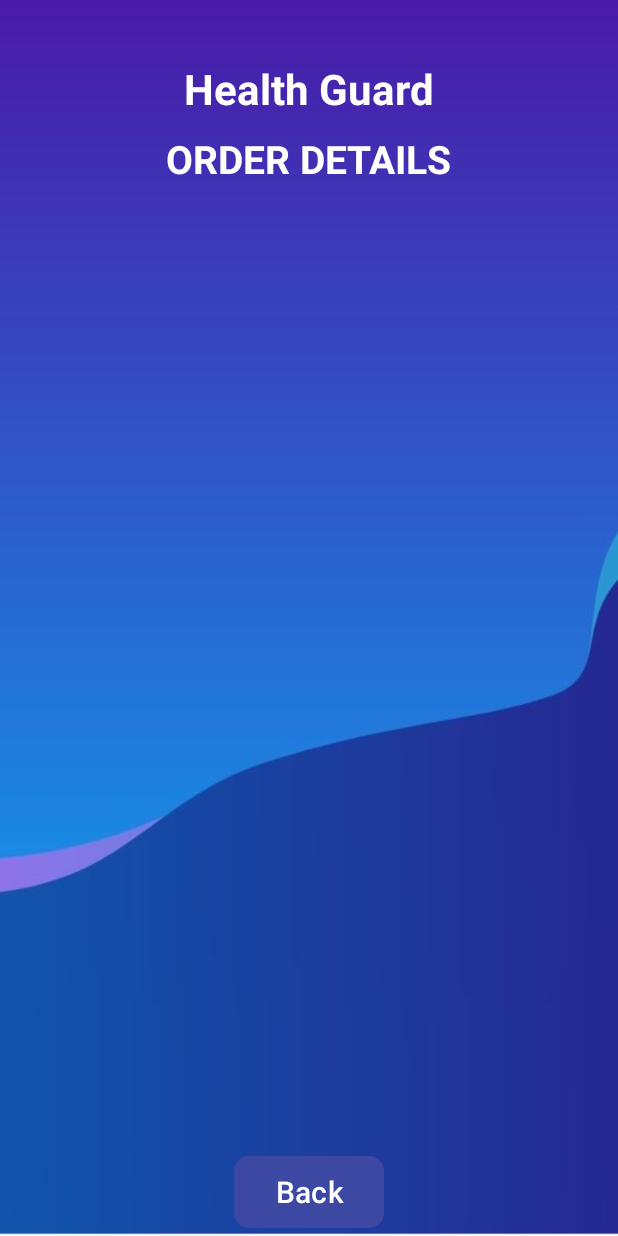
After one commit to LatifulBariPappu/Health_Guard_finalYearProject, an Android app: the OrderDetailsActivity screen opened directly, with no data from a screen before it, on a phone screen of 412 x 824 dp. The commit adds this screen. Run offline under Robolectric (Android 15) with nearby library versions, the phone set to English and light mode, and no system bars.

Commit message:
get order details

```diff
--- a/app/src/main/AndroidManifest.xml
+++ b/app/src/main/AndroidManifest.xml
@@ -15,6 +15,9 @@
         android:supportsRtl="true"
         android:theme="@style/Theme.HealthGuard"
         tools:targetApi="31">
+        <activity
+            android:name=".activity.OrderDetailsActivity"
+            android:exported="false" />
         <activity
             android:name=".activity.LabTestBookActivity"
             android:exported="false" />
--- a/app/src/main/java/com/example/healthguard/activity/CartLabActivity.java
+++ b/app/src/main/java/com/example/healthguard/activity/CartLabActivity.java
@@ -149,7 +149,6 @@ public class CartLabActivity extends AppCompatActivity {
         Calendar cal=Calendar.getInstance();
         int hrs=cal.get(Calendar.HOUR);
         int mins=cal.get(Calendar.MINUTE);
-
         int style=AlertDialog.THEME_HOLO_DARK;
         timePickerDialog=new TimePickerDialog(this,style,timeSetListener,hrs,mins,true);
     }
--- /dev/null
+++ b/app/src/main/java/com/example/healthguard/activity/OrderDetailsActivity.java
@@ -0,0 +1,83 @@
+package com.example.healthguard.activity;
+
+import android.content.Context;
+import android.content.Intent;
+import android.content.SharedPreferences;
+import android.os.Bundle;
+import android.view.View;
+import android.widget.Button;
+import android.widget.ListView;
+import android.widget.SimpleAdapter;
+
+import androidx.activity.EdgeToEdge;
+import androidx.appcompat.app.AppCompatActivity;
+import androidx.core.graphics.Insets;
+import androidx.core.view.ViewCompat;
+import androidx.core.view.WindowInsetsCompat;
+
+import com.example.healthguard.R;
+import com.example.healthguard.database.Database;
+
+import java.util.ArrayList;
+import java.util.HashMap;
+
+public class OrderDetailsActivity extends AppCompatActivity {
+    private String[][] order_details={};
+
+    HashMap<String,String> item;
+    ArrayList list;
+    SimpleAdapter sa;
+    ListView lst;
+    Button btn;
+    @Override
+    protected void onCreate(Bundle savedInstanceState) {
+        super.onCreate(savedInstanceState);
+        setContentView(R.layout.activity_order_details);
+        btn = findViewById(R.id.buttonODBack);
+        lst = findViewById(R.id.listViewOrderDetails);
+        btn.setOnClickListener(new View.OnClickListener() {
+            @Override
+            public void onClick(View view) {
+                startActivity(new Intent(OrderDetailsActivity.this, MainActivity.class));
+            }
+        });
+
+        Database db = new Database(getApplicationContext(), "healthcare", null, 1);
+        SharedPreferences sharedPreferences = getSharedPreferences("shared_prefs", Context.MODE_PRIVATE);
+        String username = sharedPreferences.getString("username", "").toString();
+        ArrayList dbData = db.getOrderData(username);
+
+        order_details = new String[dbData.size()][];
+        for (int i = 0; i < order_details.length; i++) {
+            order_details[i] = new String[5];
+            String arrData = dbData.get(i).toString();
+            String[] strData = arrData.split(java.util.regex.Pattern.quote("$"));
+            order_details[i][0] = strData[0];
+            order_details[i][1] = strData[1];
+            if (strData[7].compareTo("medicine") == 0) {
+                order_details[i][3] = "Del:" + strData[4];
+            } else {
+                order_details[i][3] = "Del:" + strData[4] + " " + strData[5];
+            }
+            order_details[i][2] = "BDT." + strData[6];
+            order_details[i][4] = strData[7];
+        }
+
+        list = new ArrayList();
+        for (int i = 0; i < order_details.length; i++) {
+            item = new HashMap<String, String>();
+            item.put("line1", order_details[i][0]);
+            item.put("line2", order_details[i][1]);
+            item.put("line3", order_details[i][2]);
+            item.put("line4", order_details[i][3]);
+            item.put("line5", order_details[i][4]);
+            list.add(item);
+        }
+
+        sa = new SimpleAdapter(this, list,
+                R.layout.multi_lines,
+                new String[]{"line1", "line2", "line3", "line4", "line5"},
+                new int[]{R.id.line_a, R.id.line_b, R.id.line_c, R.id.line_d, R.id.line_e});
+        lst.setAdapter(sa);
+    }
+}
--- a/app/src/main/java/com/example/healthguard/database/Database.java
+++ b/app/src/main/java/com/example/healthguard/database/Database.java
@@ -22,6 +22,9 @@ public class Database extends SQLiteOpenHelper {
 
         String qry2="create table cart(username text,product text,price float,otype text)";
         sqLiteDatabase.execSQL(qry2);
+
+        String qry3="create table orderplace(username text,fullname,tex,address text,concatno text,pincode int,date text,time text,amount float,otype text)";
+        sqLiteDatabase.execSQL(qry3);
     }
 
     @Override
@@ -99,4 +102,34 @@ public class Database extends SQLiteOpenHelper {
         db.close();
         return arr;
     }
+    public void addOrder(String username,String fullname,String address,String contact,int pincode,String date,String time,float price,String otype){
+        ContentValues cv=new ContentValues();
+        cv.put("username",username);
+        cv.put("fullname",fullname);
+        cv.put("address",address);
+        cv.put("contactno",contact);
+        cv.put("pincode",pincode);
+        cv.put("date",date);
+        cv.put("time",time);
+        cv.put("amount",price);
+        cv.put("otype",otype);
+        SQLiteDatabase db=getWritableDatabase();
+        db.insert("orderplace",null,cv);
+        db.close();
+    }
+
+    public ArrayList getOrderData(String username){
+        ArrayList<String> arr=new ArrayList<>();
+        SQLiteDatabase db=getReadableDatabase();
+        String str[]=new String[1];
+        str[0]=username;
+        Cursor c=db.rawQuery("select * from orderplace where username = ?",str);
+        if(c.moveToFirst()){
+            do{
+                arr.add(c.getString(1)+"$"+c.getString(2)+"$"+c.getString(3)+"$"+c.getString(4)+"$"+c.getString(5)+"$"+c.getString(6)+"$"+c.getString(7)+"$"+c.getString(8));
+            }while (c.moveToNext());
+        }
+        db.close();
+        return arr;
+    }
 }
--- a/app/src/main/res/drawable/background_btn.xml
+++ b/app/src/main/res/drawable/background_btn.xml
@@ -1,7 +1,7 @@
 <?xml version="1.0" encoding="utf-8"?>
 <shape xmlns:android="http://schemas.android.com/apk/res/android"
     android:shape="rectangle">
-    <solid android:color="@color/lavender"/>
+    <solid android:color="#061470"/>
     <corners android:radius="10dp"/>
 
 </shape>
--- /dev/null
+++ b/app/src/main/res/drawable/baseline_attachment_24.xml
@@ -0,0 +1,5 @@
+<vector xmlns:android="http://schemas.android.com/apk/res/android" android:height="24dp" android:tint="#000000" android:viewportHeight="24" android:viewportWidth="24" android:width="24dp">
+
+    <path android:fillColor="@android:color/white" android:pathData="M2,12.5C2,9.46 4.46,7 7.5,7H18c2.21,0 4,1.79 4,4s-1.79,4 -4,4H9.5C8.12,15 7,13.88 7,12.5S8.12,10 9.5,10H17v2H9.41c-0.55,0 -0.55,1 0,1H18c1.1,0 2,-0.9 2,-2s-0.9,-2 -2,-2H7.5C5.57,9 4,10.57 4,12.5S5.57,16 7.5,16H17v2H7.5C4.46,18 2,15.54 2,12.5z"/>
+
+</vector>
--- a/app/src/main/res/layout/activity_main.xml
+++ b/app/src/main/res/layout/activity_main.xml
@@ -247,7 +247,7 @@
          </LinearLayout>
       </androidx.cardview.widget.CardView>
       <androidx.cardview.widget.CardView
-          android:id="@+id/carOrderDetails"
+          android:id="@+id/cardOrderDetails"
           android:layout_width="wrap_content"
           android:layout_height="wrap_content"
           android:layout_row="2"
--- /dev/null
+++ b/app/src/main/res/layout/activity_order_details.xml
@@ -0,0 +1,65 @@
+<?xml version="1.0" encoding="utf-8"?>
+<androidx.constraintlayout.widget.ConstraintLayout xmlns:android="http://schemas.android.com/apk/res/android"
+    xmlns:app="http://schemas.android.com/apk/res-auto"
+    xmlns:tools="http://schemas.android.com/tools"
+    android:id="@+id/main"
+    android:background="@drawable/back"
+    android:layout_width="match_parent"
+    android:layout_height="match_parent"
+    tools:context=".activity.OrderDetailsActivity">
+
+    <TextView
+        android:id="@+id/textView3"
+        android:layout_width="wrap_content"
+        android:layout_height="wrap_content"
+        android:textStyle="bold"
+        android:layout_marginTop="40dp"
+        android:text="Health Guard"
+        android:textSize="28sp"
+        android:textColor="@color/white"
+        app:layout_constraintEnd_toEndOf="parent"
+        app:layout_constraintStart_toStartOf="parent"
+        app:layout_constraintTop_toTopOf="parent" />
+
+    <TextView
+        android:id="@+id/textView4"
+        android:layout_width="wrap_content"
+        android:layout_height="wrap_content"
+        android:layout_marginTop="10dp"
+        android:textSize="26sp"
+        android:textStyle="bold"
+        android:textColor="@color/white"
+        android:text="ORDER DETAILS"
+        app:layout_constraintEnd_toEndOf="parent"
+        app:layout_constraintStart_toStartOf="parent"
+        app:layout_constraintTop_toBottomOf="@+id/textView3" />
+
+    <ListView
+        android:id="@+id/listViewOrderDetails"
+        android:layout_width="match_parent"
+        android:layout_height="0dp"
+        android:layout_marginLeft="15dp"
+        android:layout_marginRight="15dp"
+        app:layout_constraintBottom_toTopOf="@id/buttonODBack"
+        app:layout_constraintEnd_toEndOf="parent"
+        android:layout_marginBottom="20dp"
+        android:layout_marginTop="20dp"
+        app:layout_constraintStart_toStartOf="parent"
+        app:layout_constraintTop_toBottomOf="@+id/textView4">
+
+
+    </ListView>
+
+    <Button
+        android:id="@+id/buttonODBack"
+        android:layout_width="100dp"
+        android:layout_height="wrap_content"
+        android:text="Back"
+        android:background="@drawable/background_btn"
+        android:layout_marginBottom="5dp"
+        android:textSize="20sp"
+        app:layout_constraintBottom_toBottomOf="parent"
+        app:layout_constraintEnd_toEndOf="parent"
+        app:layout_constraintStart_toStartOf="parent" />
+
+</androidx.constraintlayout.widget.ConstraintLayout>
```
Also changed, not shown: app/src/main/java/com/example/healthguard/activity/LabTestBookActivity.java (+37 -0 lines), app/src/main/java/com/example/healthguard/activity/MainActivity.java (+7 -0 lines), app/src/main/res/layout/activity_lab_test_book.xml (+104 -4 lines).
